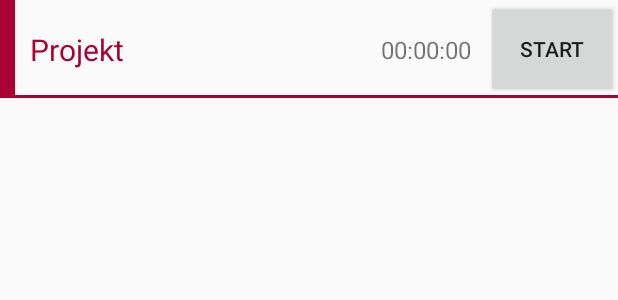
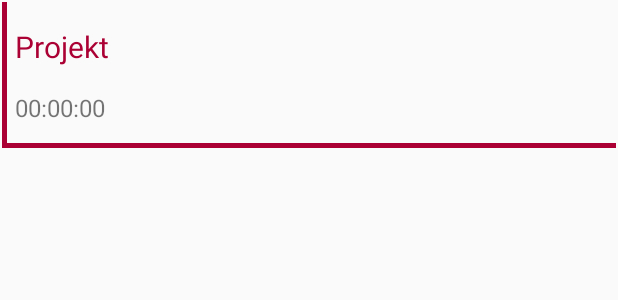
Before and after one commit to krystiankaluzny/ProjectTracker, an Android app: the layout project_row.xml on its own in the app's theme, with its tools: preview values and no code run, on a phone screen of 412 x 824 dp. Shown: the top 300 px of the screen. Run offline under Robolectric (Android 15) with nearby library versions, the phone set to English and light mode, and no system bars.

Commit message:
Show projects in grid

```diff
--- a/app/src/main/java/org/projecttracker/model/service/user/UserService.kt
+++ b/app/src/main/java/org/projecttracker/model/service/user/UserService.kt
@@ -41,7 +41,7 @@ class UserService(private val togglClientBuilder: TogglClientBuilder) {
 
         val togglClient = togglClientBuilder.build(apiToken)
 
-        val userEntity: User? = togglClient.getCurrentUser()?.toEntity()
+        val userEntity: User? = togglClient.getCurrentUser().toEntity()
 
         userEntity?.save()
 
--- a/app/src/main/java/org/projecttracker/view/settings/UserAdapter.kt
+++ b/app/src/main/java/org/projecttracker/view/settings/UserAdapter.kt
@@ -6,6 +6,7 @@ import android.view.View
 import android.view.ViewGroup
 import android.widget.BaseAdapter
 import android.widget.CheckedTextView
+import org.projecttracker.model.entity.User
 import org.projecttracker.viewmodel.user.UpdateUserListener
 import org.projecttracker.viewmodel.user.UserViewModel
 
--- a/app/src/main/java/org/projecttracker/viewmodel/user/WorkspaceViewModel.kt
+++ b/app/src/main/java/org/projecttracker/viewmodel/user/WorkspaceViewModel.kt
@@ -14,7 +14,8 @@ import org.projecttracker.model.util.ListenerGroupConsumer
 import org.projecttracker.viewmodel.ErrorViewModel
 import org.slf4j.LoggerFactory
 
-class WorkspaceViewModel(private val userService: UserService, userViewModel: UserViewModel) : ErrorViewModel by userViewModel, SelectUserListener {
+class WorkspaceViewModel(private val userService: UserService, userViewModel: UserViewModel)
+    : ErrorViewModel by userViewModel, SelectUserListener {
 
     companion object {
         private val logger = LoggerFactory.getLogger(WorkspaceViewModel::class.java)
--- a/app/src/main/res/layout/project_row.xml
+++ b/app/src/main/res/layout/project_row.xml
@@ -1,9 +1,7 @@
 <?xml version="1.0" encoding="utf-8"?>
-<layout
-    xmlns:android="http://schemas.android.com/apk/res/android"
+<layout xmlns:android="http://schemas.android.com/apk/res/android"
     xmlns:app="http://schemas.android.com/apk/res-auto"
-    xmlns:tools="http://schemas.android.com/tools"
-    >
+    xmlns:tools="http://schemas.android.com/tools">
 
     <data>
 
@@ -15,66 +13,68 @@
     <android.support.constraint.ConstraintLayout
         android:id="@+id/content"
         android:layout_width="match_parent"
-        android:layout_height="65dp"
-        >
+        android:layout_height="100dp"
+        android:padding="1dp">
 
         <View
-            android:id="@+id/colorMark"
-            android:layout_width="10dp"
+            android:id="@+id/leftColorMark"
+            android:layout_width="3dp"
             android:layout_height="match_parent"
             app:backgroundVerticalGradientBase="@{viewModel.projectColor}"
             app:layout_constraintStart_toStartOf="parent"
-            tools:background="#aa0033"
-            />
+            tools:background="#aa0033" />
 
         <View
-            android:id="@+id/colorFooter"
+            android:id="@+id/bottomColorMark"
             android:layout_width="match_parent"
-            android:layout_height="2dp"
+            android:layout_height="3dp"
             app:backgroundHorizontalGradientBase="@{viewModel.projectColor}"
             app:layout_constraintBottom_toBottomOf="parent"
-            tools:background="#aa0033"
-            />
+            tools:background="#aa0033" />
+
+        <!--<View-->
+            <!--android:id="@+id/rightColorMark"-->
+            <!--android:layout_width="3dp"-->
+            <!--android:layout_height="match_parent"-->
+            <!--app:backgroundVerticalGradientInvertBase="@{viewModel.projectColor}"-->
+            <!--app:layout_constraintEnd_toEndOf="parent"-->
+            <!--tools:background="#aa0033" />-->
+
+        <!--<View-->
+            <!--android:id="@+id/topColorMark"-->
+            <!--android:layout_width="match_parent"-->
+            <!--android:layout_height="3dp"-->
+            <!--app:backgroundHorizontalGradientInvertBase="@{viewModel.projectColor}"-->
+            <!--app:layout_constraintTop_toTopOf="parent"-->
+            <!--tools:background="#aa0033" />-->
 
         <TextView
             android:id="@+id/projectName"
             android:layout_width="wrap_content"
             android:layout_height="wrap_content"
-            android:paddingEnd="0dp"
-            android:paddingStart="10dp"
+            android:paddingStart="5dp"
+            android:paddingEnd="5dp"
             android:text="@{viewModel.projectName}"
             android:textColor="@{viewModel.projectColor}"
             android:textSize="20sp"
-            app:layout_constraintBottom_toBottomOf="parent"
-            app:layout_constraintStart_toEndOf="@id/colorMark"
+            app:layout_constraintBottom_toTopOf="@id/todayDuration"
+            app:layout_constraintStart_toEndOf="@id/leftColorMark"
             app:layout_constraintTop_toTopOf="parent"
             tools:text="Projekt"
-            tools:textColor="#aa0033"
-            />
+            tools:textColor="#aa0033" />
 
         <TextView
             android:id="@+id/todayDuration"
             android:layout_width="wrap_content"
             android:layout_height="wrap_content"
-            android:paddingEnd="10dp"
-            android:paddingStart="0dp"
+            android:paddingStart="5dp"
+            android:paddingEnd="0dp"
             android:text="@{viewModel.projectDuration}"
             android:textSize="16sp"
             app:layout_constraintBottom_toBottomOf="parent"
-            app:layout_constraintEnd_toStartOf="@id/startStopButton"
-            app:layout_constraintTop_toTopOf="parent"
-            tools:text="00:00:00"
-            />
-
-        <Button
-            android:id="@+id/startStopButton"
-            android:layout_width="wrap_content"
-            android:layout_height="match_parent"
-            android:text="Start"
-            app:layout_constraintBottom_toBottomOf="parent"
-            app:layout_constraintEnd_toEndOf="parent"
-            app:layout_constraintTop_toTopOf="parent"
-            />
+            app:layout_constraintStart_toEndOf="@id/leftColorMark"
+            app:layout_constraintTop_toBottomOf="@id/projectName"
+            tools:text="00:00:00" />
 
 
     </android.support.constraint.ConstraintLayout>
```
Also changed, not shown: app/src/main/java/org/projecttracker/view/UiExtensions.kt (+25 -8 lines), app/src/main/java/org/projecttracker/view/timer/TimerActivity.kt (+3 -5 lines), app/src/main/res/layout/timer_activity_content.xml (+5 -7 lines).
